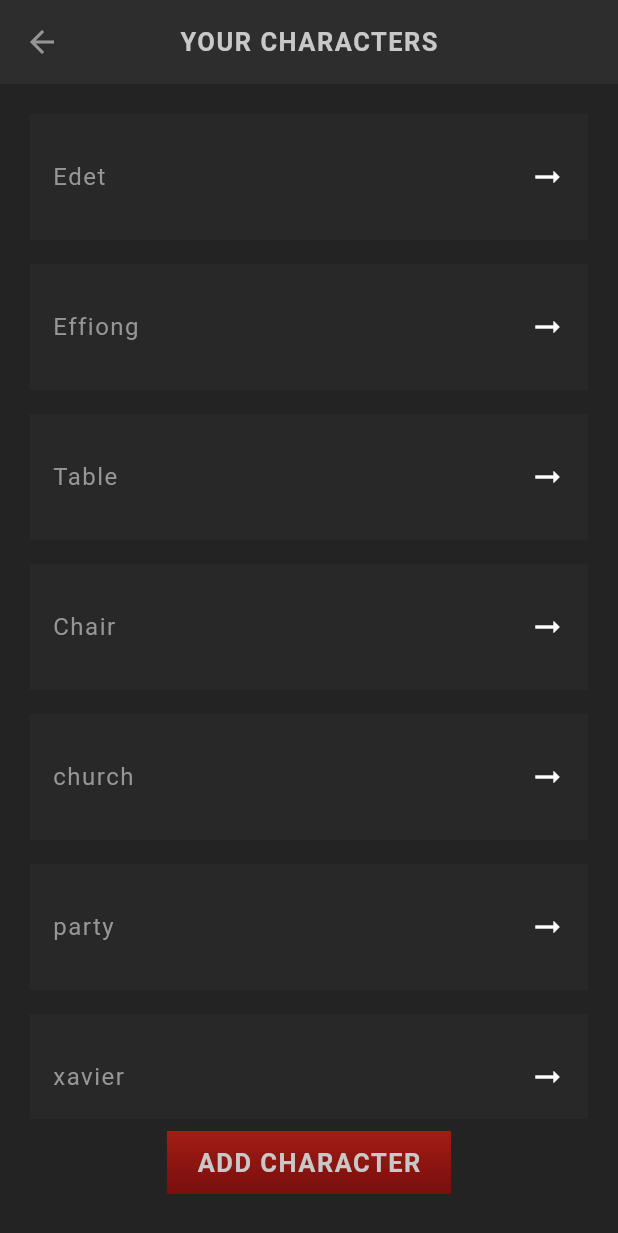
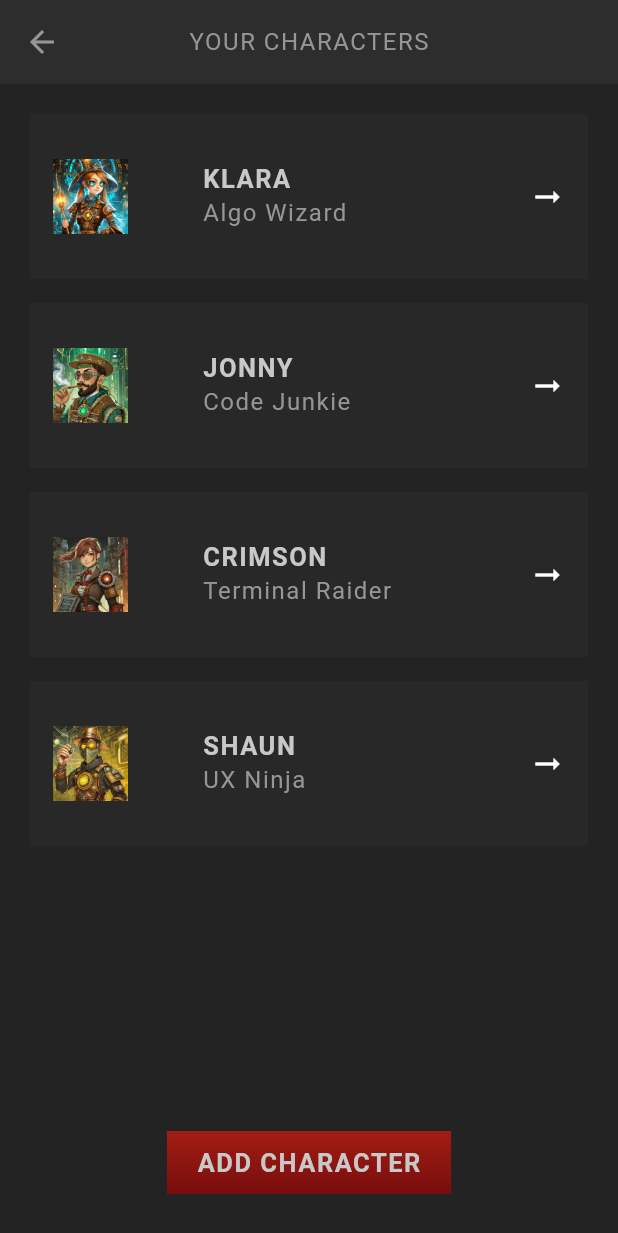
Before and after one commit to Edetmanchi/Role_playing_game-App, a Flutter app: the Home screen opened directly, on a phone screen of 412 x 824 dp. Shown: the top 1233 px of the screen. Run offline on Flutter 3.47's test engine with Material 3 defaults, Android fonts, the light colour scheme and no system bars; our stand-ins replace google_fonts; Roboto replaces fonts that are missing (Kanit).

```diff
--- a/rpg_characters/lib/main.dart
+++ b/rpg_characters/lib/main.dart
@@ -1,10 +1,12 @@
 import 'package:flutter/material.dart';
+import 'package:rpg_characters/screens/create/create_character.dart';
 import 'package:rpg_characters/screens/home/home.dart';
 import 'package:rpg_characters/theme/theme.dart';
 
 void main(){
   runApp(MaterialApp(
     theme: primaryTheme,
-    home:const Home(),
+    // home:const Home(),
+    home:const CreateCharacter(),
   ));
 }
--- a/rpg_characters/lib/models/character.dart
+++ b/rpg_characters/lib/models/character.dart
@@ -28,3 +28,14 @@ class Character {
     skills.add(skill);
   }
 }
+
+
+
+// dummy character data
+
+List<Character> characters = [
+  Character(id: '1', name: 'Klara', vocation: Vocation.wizard, slogan: 'Kapumf!'),
+  Character(id: '2', name: 'Jonny', vocation: Vocation.junkie, slogan: 'Light me up...'),
+  Character(id: '3', name: 'Crimson', vocation: Vocation.raider, slogan: 'Fire in the hole!'),
+  Character(id: '4', name: 'Shaun', vocation: Vocation.ninja, slogan: 'Alright then gang.'),
+];
--- a/rpg_characters/lib/screens/home/character_card.dart
+++ b/rpg_characters/lib/screens/home/character_card.dart
@@ -1,8 +1,13 @@
 import 'package:flutter/material.dart';
+import 'package:rpg_characters/models/character.dart';
+import 'package:rpg_characters/shared/styled_text.dart';
+
 
 class CharacterCard extends StatelessWidget {
   const CharacterCard(this.character,{super.key});
-  final String character;
+
+  final Character character;
+
   @override
   Widget build(BuildContext context) {
     return Card(
@@ -10,7 +15,19 @@ class CharacterCard extends StatelessWidget {
         padding:const EdgeInsets.symmetric(vertical: 30, horizontal: 15),
         child: Row(
           children: [
-            Text(character),
+            Image.asset('assets/img/vocations/${character.vocation.image}',
+              width: 50,
+            ),
+
+           const SizedBox(width: 50,),
+
+            Column(
+              crossAxisAlignment: CrossAxisAlignment.start,
+              children: [
+                StyledHeading(character.name),
+                StyledText(character.vocation.title),
+              ],
+            ),
 
             const Expanded(
               child: SizedBox()
--- a/rpg_characters/lib/screens/home/home.dart
+++ b/rpg_characters/lib/screens/home/home.dart
@@ -1,8 +1,9 @@
-
 import 'package:flutter/material.dart';
 import 'package:rpg_characters/screens/home/character_card.dart';
+import 'package:rpg_characters/shared/styled_appbar.dart';
 import 'package:rpg_characters/shared/styled_buttons.dart';
 import 'package:rpg_characters/shared/styled_text.dart';
+import 'package:rpg_characters/models/character.dart';
 
 class Home extends StatefulWidget {
   const Home({super.key});
@@ -10,14 +11,12 @@ class Home extends StatefulWidget {
   State<Home> createState() => _HomeState();
 }
 class _HomeState extends State<Home> {
-  List characters = ['Edet', 'Effiong', 'Table', 'Chair', 'church','party', 'xavier'];
-
 
   @override
   Widget build(BuildContext context) {
     return Scaffold(
       appBar: AppBar(
-        title: const StyledHeading('Your Characters'),
+        title:const StyledTitle('Your Characters'),
         centerTitle: true,
       ),
       body: Container(
```
Also changed, not shown: rpg_characters/lib/screens/create/create_character.dart (added, +16 -0 lines), rpg_characters/lib/shared/styled_appbar.dart (added, +16 -0 lines).
